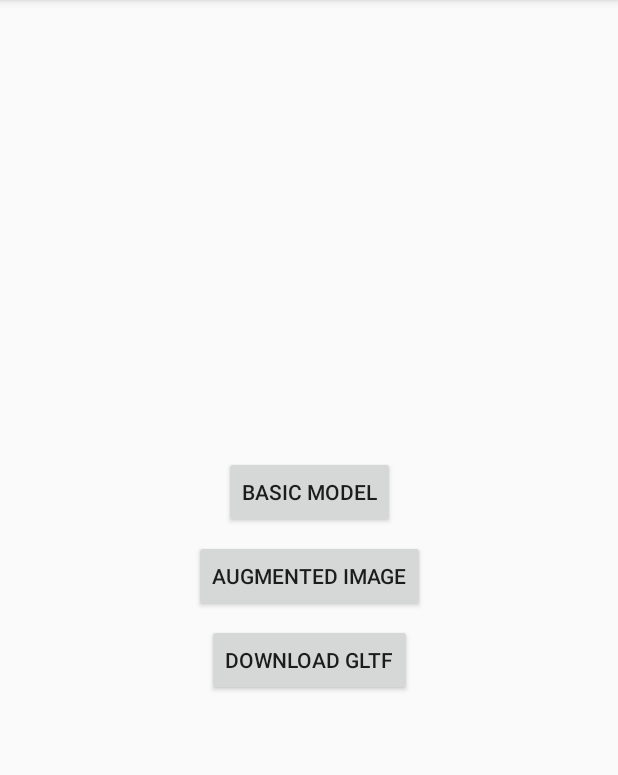
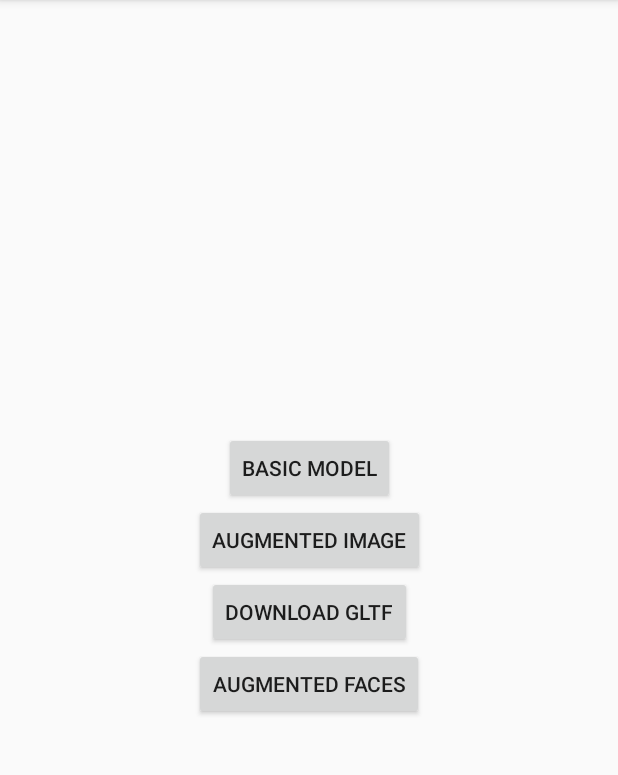
Before and after one commit to matheuscostap/ARCoreExemplo, an Android app: the screen it shows after launch (MainActivity), on a phone screen of 412 x 824 dp, the part 84-859 px from its top. Run offline under Robolectric (Android 15) with nearby library versions, the light colour scheme and no system bars.

Commit message:
Augmented Faces

```diff
--- a/app/src/main/AndroidManifest.xml
+++ b/app/src/main/AndroidManifest.xml
@@ -16,6 +16,8 @@
             android:roundIcon="@mipmap/ic_launcher_round"
             android:supportsRtl="true"
             android:theme="@style/AppTheme">
+        <activity android:name=".FaceActivity">
+        </activity>
         <activity android:name=".DownloadActivity">
         </activity>
         <activity android:name=".AugmentedImageActivity">
--- a/app/src/main/java/com/example/arcoretest/MainActivity.kt
+++ b/app/src/main/java/com/example/arcoretest/MainActivity.kt
@@ -25,5 +25,10 @@ class MainActivity : AppCompatActivity() {
             val intent = Intent(this, DownloadActivity::class.java)
             startActivity(intent)
         }
+
+        btn_augmented_faces.setOnClickListener {
+            val intent = Intent(this, FaceActivity::class.java)
+            startActivity(intent)
+        }
     }
 }
--- a/app/src/main/res/layout/activity_main.xml
+++ b/app/src/main/res/layout/activity_main.xml
@@ -12,31 +12,38 @@
             android:text="Basic Model"
             android:layout_width="wrap_content"
             android:layout_height="wrap_content"
-            android:layout_marginBottom="8dp"
-            app:layout_constraintBottom_toTopOf="@+id/btn_augmented_image" android:layout_marginTop="8dp"
-            app:layout_constraintTop_toTopOf="parent" app:layout_constraintStart_toStartOf="parent"
-            android:layout_marginStart="8dp" app:layout_constraintEnd_toEndOf="parent" android:layout_marginEnd="8dp"
-            app:layout_constraintVertical_chainStyle="packed"/>
+            app:layout_constraintTop_toTopOf="parent"
+            app:layout_constraintBottom_toTopOf="@+id/btn_augmented_image"
+            app:layout_constraintVertical_chainStyle="packed" app:layout_constraintEnd_toEndOf="parent"
+            android:layout_marginEnd="8dp" app:layout_constraintStart_toStartOf="parent"
+            android:layout_marginStart="8dp"/>
 
     <Button
             android:id="@+id/btn_augmented_image"
             android:text="Augmented Image"
             android:layout_width="wrap_content"
             android:layout_height="wrap_content"
-            android:layout_marginBottom="8dp"
-            app:layout_constraintBottom_toTopOf="@+id/btn_download_gltf"
-            app:layout_constraintTop_toBottomOf="@+id/btn_basic_model" app:layout_constraintEnd_toEndOf="parent"
-            android:layout_marginEnd="8dp" app:layout_constraintStart_toStartOf="parent"
-            android:layout_marginStart="8dp"/>
+            app:layout_constraintTop_toBottomOf="@+id/btn_basic_model"
+            app:layout_constraintBottom_toTopOf="@+id/btn_download_gltf" app:layout_constraintStart_toStartOf="parent"
+            android:layout_marginStart="8dp" app:layout_constraintEnd_toEndOf="parent" android:layout_marginEnd="8dp"/>
 
     <Button
             android:text="Download GLTF"
             android:id="@+id/btn_download_gltf"
             android:layout_width="wrap_content"
             android:layout_height="wrap_content"
-            android:layout_marginBottom="8dp"
+            app:layout_constraintTop_toBottomOf="@+id/btn_augmented_image"
+            app:layout_constraintBottom_toTopOf="@+id/btn_augmented_faces" app:layout_constraintEnd_toEndOf="parent"
+            android:layout_marginEnd="8dp" app:layout_constraintStart_toStartOf="parent"
+            android:layout_marginStart="8dp"/>
+
+    <Button
+            android:text="Augmented Faces"
+            android:id="@+id/btn_augmented_faces"
+            android:layout_width="wrap_content"
+            android:layout_height="wrap_content"
             app:layout_constraintBottom_toBottomOf="parent"
-            app:layout_constraintTop_toBottomOf="@+id/btn_augmented_image" app:layout_constraintStart_toStartOf="parent"
+            app:layout_constraintTop_toBottomOf="@+id/btn_download_gltf" app:layout_constraintStart_toStartOf="parent"
             android:layout_marginStart="8dp" app:layout_constraintEnd_toEndOf="parent" android:layout_marginEnd="8dp"/>
 
 </android.support.constraint.ConstraintLayout>
```
Also changed, not shown: app/build.gradle (+12 -0 lines), app/src/main/java/com/example/arcoretest/FaceARFragment.kt (added, +29 -0 lines), app/src/main/java/com/example/arcoretest/FaceActivity.kt (added, +68 -0 lines), app/src/main/res/layout/activity_face.xml (added, +16 -0 lines), 6 other files.
